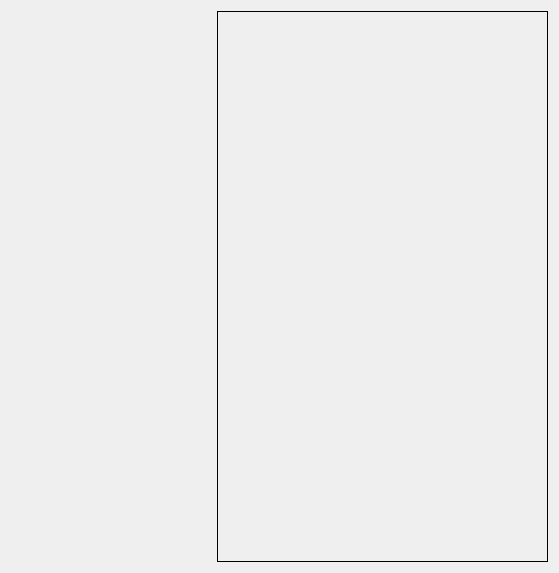
First picture: the form in core/ui/Editor/UI_EcoSystem.ui, repository KROIA/EcoSystem, before the edit.
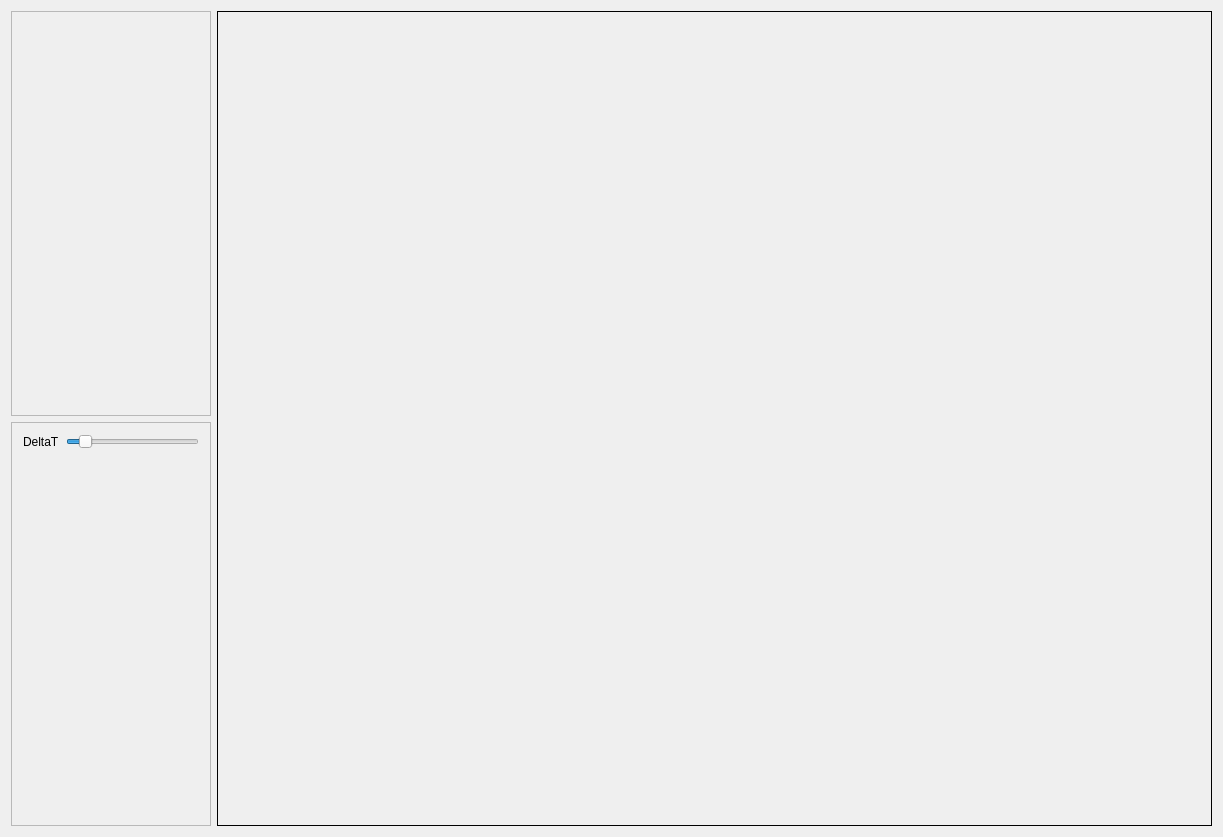
Second picture: the form after the edit.

What changed in the file:
```diff
--- a/core/ui/Editor/UI_EcoSystem.ui
+++ b/core/ui/Editor/UI_EcoSystem.ui
@@ -6,19 +6,19 @@
    <rect>
     <x>0</x>
     <y>0</y>
-    <width>559</width>
-    <height>573</height>
+    <width>1223</width>
+    <height>837</height>
    </rect>
   </property>
   <property name="windowTitle">
    <string>Eco System</string>
   </property>
-  <layout class="QHBoxLayout" name="horizontalLayout">
-   <item>
+  <layout class="QGridLayout" name="gridLayout" rowstretch="1,1,0" columnstretch="1,2,0" rowminimumheight="0,0,0">
+   <item row="0" column="0">
     <widget class="QFrame" name="entity_frame">
      <property name="minimumSize">
       <size>
-       <width>200</width>
+       <width>0</width>
        <height>0</height>
       </size>
      </property>
@@ -29,7 +29,7 @@
       </size>
      </property>
      <property name="frameShape">
-      <enum>QFrame::NoFrame</enum>
+      <enum>QFrame::StyledPanel</enum>
      </property>
      <property name="frameShadow">
       <enum>QFrame::Plain</enum>
@@ -37,10 +37,7 @@
      <property name="lineWidth">
       <number>0</number>
      </property>
-     <layout class="QVBoxLayout" name="verticalLayout">
-      <property name="spacing">
-       <number>0</number>
-      </property>
+     <layout class="QGridLayout" name="gridLayout_2">
       <property name="leftMargin">
        <number>0</number>
       </property>
@@ -56,7 +53,61 @@
      </layout>
     </widget>
    </item>
-   <item>
+   <item row="1" column="0">
+    <widget class="QFrame" name="frame">
+     <property name="maximumSize">
+      <size>
+       <width>200</width>
+       <height>16777215</height>
+      </size>
+     </property>
+     <property name="frameShape">
+      <enum>QFrame::StyledPanel</enum>
+     </property>
+     <property name="frameShadow">
+      <enum>QFrame::Raised</enum>
+     </property>
+     <layout class="QGridLayout" name="gridLayout_3">
+      <item row="1" column="1">
+       <spacer name="verticalSpacer">
+        <property name="orientation">
+         <enum>Qt::Vertical</enum>
+        </property>
+        <property name="sizeHint" stdset="0">
+         <size>
+          <width>20</width>
+          <height>362</height>
+         </size>
+        </property>
+       </spacer>
+      </item>
+      <item row="0" column="1">
+       <widget class="QSlider" name="deltaT_slider">
+        <property name="minimum">
+         <number>1</number>
+        </property>
+        <property name="maximum">
+         <number>1000</number>
+        </property>
+        <property name="value">
+         <number>100</number>
+        </property>
+        <property name="orientation">
+         <enum>Qt::Horizontal</enum>
+        </property>
+       </widget>
+      </item>
+      <item row="0" column="0">
+       <widget class="QLabel" name="label">
+        <property name="text">
+         <string>DeltaT</string>
+        </property>
+       </widget>
+      </item>
+     </layout>
+    </widget>
+   </item>
+   <item row="0" column="1" rowspan="2">
     <widget class="QFrame" name="scene_widget">
      <property name="frameShape">
       <enum>QFrame::Box</enum>
```
